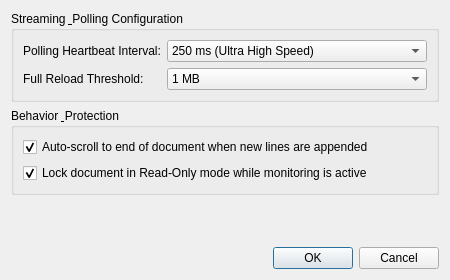
Old version of the form src/dialogs/TailOptionsDialog.ui in the repository alsyundawy/NoteSciPad.
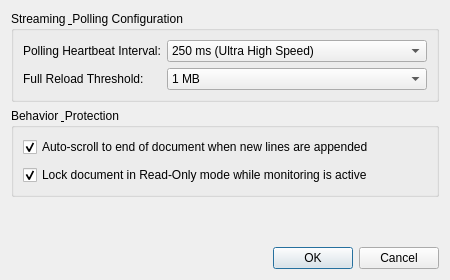
New version of the form.

The edit to the form file:
```diff
--- a/src/dialogs/TailOptionsDialog.ui
+++ b/src/dialogs/TailOptionsDialog.ui
@@ -101,6 +101,9 @@
       <string>Behavior &amp; Protection</string>
      </property>
      <layout class="QVBoxLayout" name="verticalLayout_2">
+      <property name="spacing">
+       <number>8</number>
+      </property>
       <item>
        <widget class="QCheckBox" name="chkAutoScroll">
         <property name="text">
```
